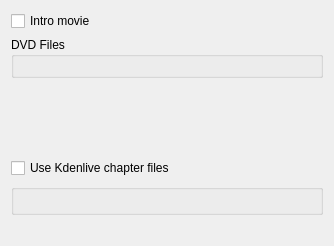
First picture: the form in src/widgets/dvdwizardvob_ui.ui, repository KDE/kdenlive, before the edit.
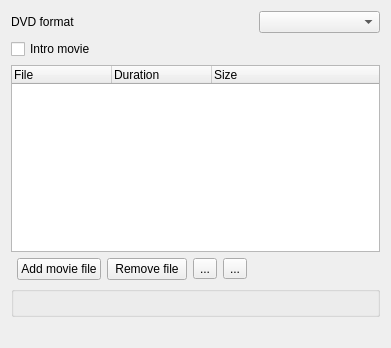
Second picture: the form after the edit. Custom widgets are drawn as their Qt base class.

Diff of the .ui file:
```diff
--- a/src/widgets/dvdwizardvob_ui.ui
+++ b/src/widgets/dvdwizardvob_ui.ui
@@ -6,19 +6,19 @@
    <rect>
     <x>0</x>
     <y>0</y>
-    <width>334</width>
-    <height>246</height>
+    <width>391</width>
+    <height>348</height>
    </rect>
   </property>
   <layout class="QGridLayout" name="gridLayout_2">
-   <item row="0" column="0">
+   <item row="1" column="0" colspan="4">
     <widget class="QCheckBox" name="use_intro">
      <property name="text">
       <string>Intro movie</string>
      </property>
     </widget>
    </item>
-   <item row="0" column="1" colspan="2">
+   <item row="1" column="6">
     <widget class="KUrlRequester" name="intro_vob">
      <property name="sizePolicy">
       <sizepolicy hsizetype="Expanding" vsizetype="Preferred">
@@ -28,38 +28,72 @@
      </property>
     </widget>
    </item>
-   <item row="1" column="0" colspan="3">
-    <widget class="QGroupBox" name="vob_list">
-     <property name="sizePolicy">
-      <sizepolicy hsizetype="Preferred" vsizetype="Maximum">
-       <horstretch>0</horstretch>
-       <verstretch>0</verstretch>
-      </sizepolicy>
+   <item row="2" column="0" colspan="7">
+    <widget class="QTreeWidget" name="vobs_list">
+     <property name="alternatingRowColors">
+      <bool>true</bool>
      </property>
-     <property name="title">
-      <string>DVD Files</string>
+     <property name="rootIsDecorated">
+      <bool>true</bool>
      </property>
-     <layout class="QGridLayout" name="gridLayout">
-      <item row="0" column="0">
-       <widget class="KUrlRequester" name="vob_1"/>
-      </item>
-     </layout>
+     <property name="headerHidden">
+      <bool>false</bool>
+     </property>
+     <attribute name="headerVisible">
+      <bool>true</bool>
+     </attribute>
+     <column>
+      <property name="text">
+       <string>File</string>
+      </property>
+     </column>
+     <column>
+      <property name="text">
+       <string>Duration</string>
+      </property>
+     </column>
+     <column>
+      <property name="text">
+       <string>Size</string>
+      </property>
+     </column>
     </widget>
    </item>
-   <item row="2" column="0">
-    <spacer name="verticalSpacer">
+   <item row="4" column="3">
+    <widget class="QToolButton" name="button_up">
+     <property name="text">
+      <string>...</string>
+     </property>
+    </widget>
+   </item>
+   <item row="4" column="4">
+    <widget class="QToolButton" name="button_down">
+     <property name="text">
+      <string>...</string>
+     </property>
+    </widget>
+   </item>
+   <item row="4" column="5" colspan="2">
+    <spacer name="horizontalSpacer">
      <property name="orientation">
-      <enum>Qt::Vertical</enum>
+      <enum>Qt::Horizontal</enum>
      </property>
      <property name="sizeHint" stdset="0">
       <size>
-       <width>182</width>
-       <height>37</height>
+       <width>244</width>
+       <height>20</height>
       </size>
      </property>
     </spacer>
    </item>
-   <item row="5" column="0" colspan="3">
+   <item row="5" column="0" colspan="7">
+    <widget class="QGroupBox" name="size_box">
+     <property name="title">
+      <string/>
+     </property>
+    </widget>
+   </item>
+   <item row="6" column="0" colspan="7">
     <widget class="QLabel" name="error_message">
      <property name="sizePolicy">
       <sizepolicy hsizetype="Preferred" vsizetype="Preferred">
@@ -72,17 +106,27 @@
      </property>
     </widget>
    </item>
-   <item row="4" column="0" colspan="3">
-    <widget class="QGroupBox" name="size_box">
-     <property name="title">
-      <string/>
+   <item row="0" column="6">
+    <widget class="KComboBox" name="dvd_profile"/>
+   </item>
+   <item row="0" column="0" colspan="2">
+    <widget class="QLabel" name="label">
+     <property name="text">
+      <string>DVD format</string>
      </property>
     </widget>
    </item>
-   <item row="3" column="0" colspan="3">
-    <widget class="QCheckBox" name="use_chapters">
+   <item row="4" column="1">
+    <widget class="QPushButton" name="button_add">
      <property name="text">
-      <string>Use Kdenlive chapter files</string>
+      <string>Add movie file</string>
+     </property>
+    </widget>
+   </item>
+   <item row="4" column="2">
+    <widget class="QPushButton" name="button_delete">
+     <property name="text">
+      <string>Remove file</string>
      </property>
     </widget>
    </item>
@@ -94,6 +138,11 @@
    <extends>QFrame</extends>
    <header>kurlrequester.h</header>
   </customwidget>
+  <customwidget>
+   <class>KComboBox</class>
+   <extends>QComboBox</extends>
+   <header>kcombobox.h</header>
+  </customwidget>
  </customwidgets>
  <resources/>
  <connections/>
```
